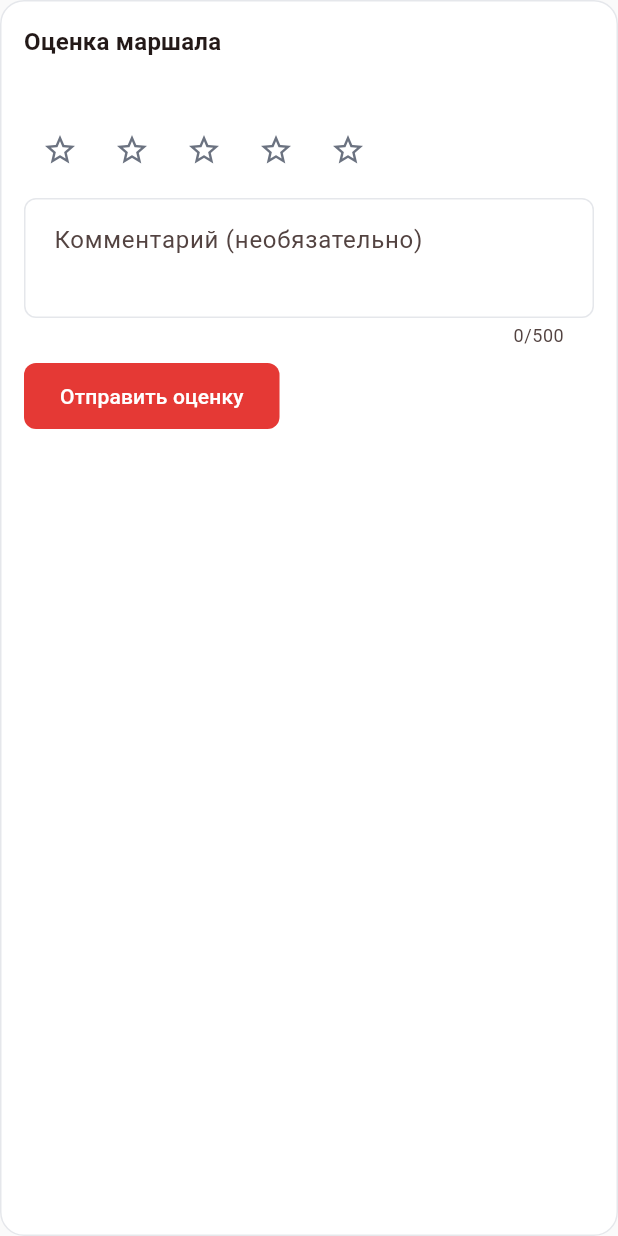
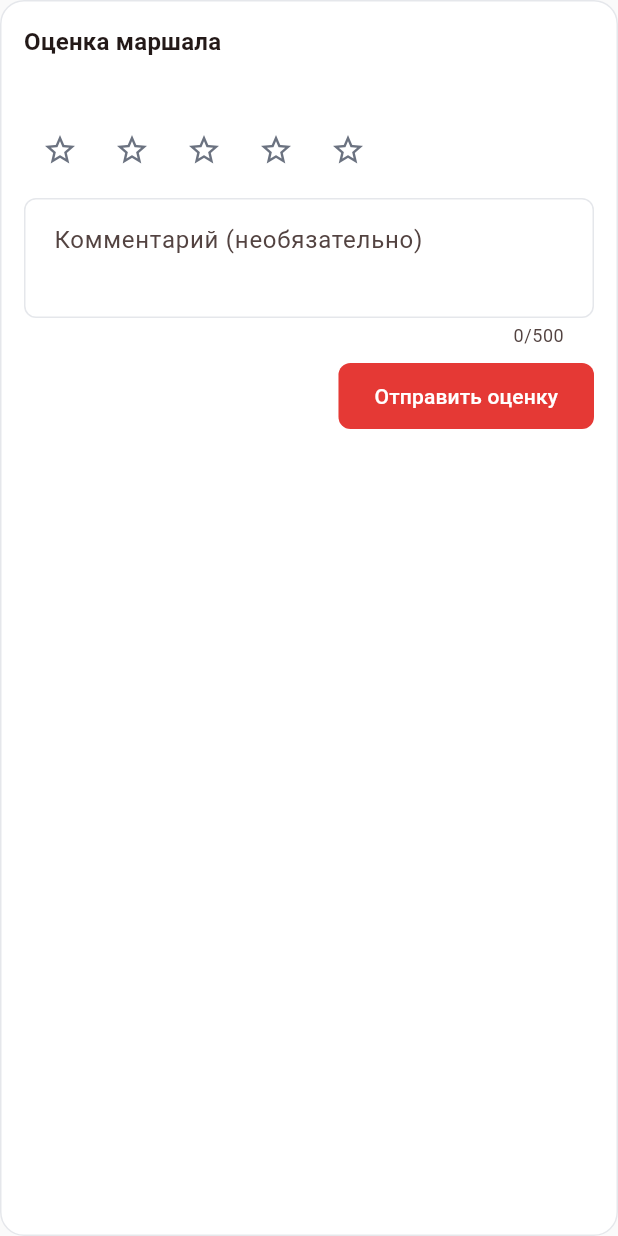
Before and after one commit to Asinasta/karting-center, a Flutter app: the MarshalRatingSection widget shown alone on an empty page, opened directly with empty values, on a phone screen of 412 x 824 dp. Run offline on Flutter 3.47's test engine with Material 3 defaults, Android fonts, the phone set to English and light mode, and no system bars; our stand-ins replace flutter_secure_storage, go_router, shared_preferences; accounts and stored records are empty; network calls fail.

Commit message:
fix(client): unify button styles and remove rating reminder banner
- Add ApexButtonStyles for red filled, outlined, and text buttons
- Profile: red filled logout, outlined delete account and cancel dialogs
- Marshal rating: outlined cancel/delete, text edit, aligned action row
- Auth: outlined change-phone button
- Remove in-app rate-marshal banner; keep backend API for future push

Co-authored-by: Asinasta <Asinasta@users.noreply.github.com>

```diff
--- a/client/lib/app/app_scope.dart
+++ b/client/lib/app/app_scope.dart
@@ -8,7 +8,6 @@ import '../core/storage/token_storage.dart';
 import '../features/auth/data/auth_repository.dart';
 import '../features/booking/data/booking_repository.dart';
 import '../features/booking/domain/booking_models.dart';
-import '../features/notifications/data/notification_repository.dart';
 import '../features/notifications/push_service.dart';
 import '../features/profile/data/profile_repository.dart';
 import '../features/profile/domain/profile_models.dart';
@@ -28,7 +27,6 @@ class AppDependencies {
     required this.marshalRepository,
     required this.bookingRepository,
     required this.profileRepository,
-    required this.notificationRepository,
     required this.pushService,
     required this.sessionController,
     required this.slotsCache,
@@ -64,7 +62,6 @@ class AppDependencies {
       marshalRepository: ApiMarshalRepository(apiClient),
       bookingRepository: ApiBookingRepository(apiClient),
       profileRepository: profileRepository,
-      notificationRepository: ApiNotificationRepository(apiClient),
       pushService: LocalFlagPushService(profileRepository),
       sessionController: sessionController,
       slotsCache: LocalCache<List<Slot>>(),
@@ -81,7 +78,6 @@ class AppDependencies {
   final MarshalRepository marshalRepository;
   final BookingRepository bookingRepository;
   final ProfileRepository profileRepository;
-  final NotificationRepository notificationRepository;
   final PushService pushService;
   final SessionController sessionController;
 
--- a/client/lib/core/theme/apex_tokens.dart
+++ b/client/lib/core/theme/apex_tokens.dart
@@ -36,3 +36,21 @@ class ApexTouchTarget {
 
   static const double min = 44;
 }
+
+class ApexButtonStyles {
+  const ApexButtonStyles._();
+
+  static ButtonStyle get filledRed => FilledButton.styleFrom(
+        backgroundColor: ApexColors.trackRed,
+        foregroundColor: Colors.white,
+      );
+
+  static ButtonStyle get outlinedRed => OutlinedButton.styleFrom(
+        foregroundColor: ApexColors.trackRed,
+        side: const BorderSide(color: ApexColors.trackRed),
+      );
+
+  static ButtonStyle get textRed => TextButton.styleFrom(
+        foregroundColor: ApexColors.trackRed,
+      );
+}
--- a/client/lib/core/ui/apex_dialog.dart
+++ b/client/lib/core/ui/apex_dialog.dart
@@ -175,6 +175,7 @@ class _DialogActionButton extends StatelessWidget {
         ),
       ApexDialogActionKind.secondary => OutlinedButton(
           onPressed: onPressed,
+          style: ApexButtonStyles.outlinedRed,
           child: Text(action.label),
         ),
       ApexDialogActionKind.destructive => FilledButton(
--- a/client/lib/features/booking/presentation/marshal_rating_section.dart
+++ b/client/lib/features/booking/presentation/marshal_rating_section.dart
@@ -78,15 +78,14 @@ class _MarshalRatingSectionState extends State<MarshalRatingSection> {
         title: const Text('Удалить оценку?'),
         content: const Text('После удаления можно будет поставить новую оценку.'),
         actions: [
-          TextButton(
+          OutlinedButton(
             onPressed: () => Navigator.of(context).pop(false),
+            style: ApexButtonStyles.outlinedRed,
             child: const Text('Отмена'),
           ),
           FilledButton(
             onPressed: () => Navigator.of(context).pop(true),
-            style: FilledButton.styleFrom(
-              backgroundColor: ApexColors.trackRed,
-            ),
+            style: ApexButtonStyles.filledRed,
             child: const Text('Удалить'),
           ),
         ],
@@ -144,24 +143,25 @@ class _MarshalRatingSectionState extends State<MarshalRatingSection> {
                 ),
               ),
               const SizedBox(height: ApexSpacing.sm),
-              Wrap(
-                spacing: ApexSpacing.sm,
-                runSpacing: ApexSpacing.xs,
-                crossAxisAlignment: WrapCrossAlignment.center,
+              Row(
+                mainAxisAlignment: MainAxisAlignment.end,
                 children: [
                   if (_editing) ...[
-                    TextButton(
+                    OutlinedButton(
                       onPressed: widget.submitting
                           ? null
                           : () => setState(() {
                                 _editing = false;
                                 _syncFromRating(widget.rating);
                               }),
+                      style: ApexButtonStyles.outlinedRed,
                       child: const Text('Отмена'),
                     ),
+                    const SizedBox(width: ApexSpacing.sm),
                   ],
                   FilledButton(
                     onPressed: widget.submitting ? null : _submit,
+                    style: ApexButtonStyles.filledRed,
                     child: Text(
                       widget.submitting
                           ? 'Сохраняем…'
@@ -183,21 +183,22 @@ class _MarshalRatingSectionState extends State<MarshalRatingSection> {
               ],
               if (widget.canEdit) ...[
                 const SizedBox(height: ApexSpacing.sm),
-                Wrap(
-                  spacing: ApexSpacing.sm,
+                Row(
+                  mainAxisAlignment: MainAxisAlignment.end,
                   children: [
                     TextButton(
                       onPressed: widget.submitting ? null : _startEditing,
+                      style: ApexButtonStyles.textRed,
                       child: const Text('Изменить'),
                     ),
-                    if (widget.onDelete != null)
-                      TextButton(
+                    if (widget.onDelete != null) ...[
+                      const SizedBox(width: ApexSpacing.sm),
+                      OutlinedButton(
                         onPressed: widget.submitting ? null : _confirmDelete,
-                        style: TextButton.styleFrom(
-                          foregroundColor: ApexColors.trackRed,
-                        ),
+                        style: ApexButtonStyles.outlinedRed,
                         child: const Text('Удалить'),
                       ),
+                    ],
                   ],
                 ),
               ],
--- a/client/lib/features/notifications/data/notification_repository.dart
+++ /dev/null
@@ -1,18 +0,0 @@
-import '../../../core/network/api_client.dart';
-import '../domain/notification_models.dart';
-
-abstract class NotificationRepository {
-  Future<NotificationList> listNotifications();
-}
-
-class ApiNotificationRepository implements NotificationRepository {
-  const ApiNotificationRepository(this._apiClient);
-
-  final ApiClient _apiClient;
-
-  @override
-  Future<NotificationList> listNotifications() async {
-    final payload = await _apiClient.get('/notifications', authorized: true);
-    return NotificationList.fromJson(payload! as Map<String, Object?>);
-  }
-}
```
Also changed, not shown: client/lib/features/auth/presentation/auth_screen.dart (+5 -2 lines), client/lib/features/booking/presentation/booking_list_screen.dart (+0 -29 lines), client/lib/features/notifications/domain/notification_models.dart (deleted, +0 -44 lines), client/lib/features/notifications/presentation/rating_reminder_banner.dart (deleted, +0 -66 lines), client/lib/features/profile/presentation/profile_screen.dart (+21 -11 lines).
